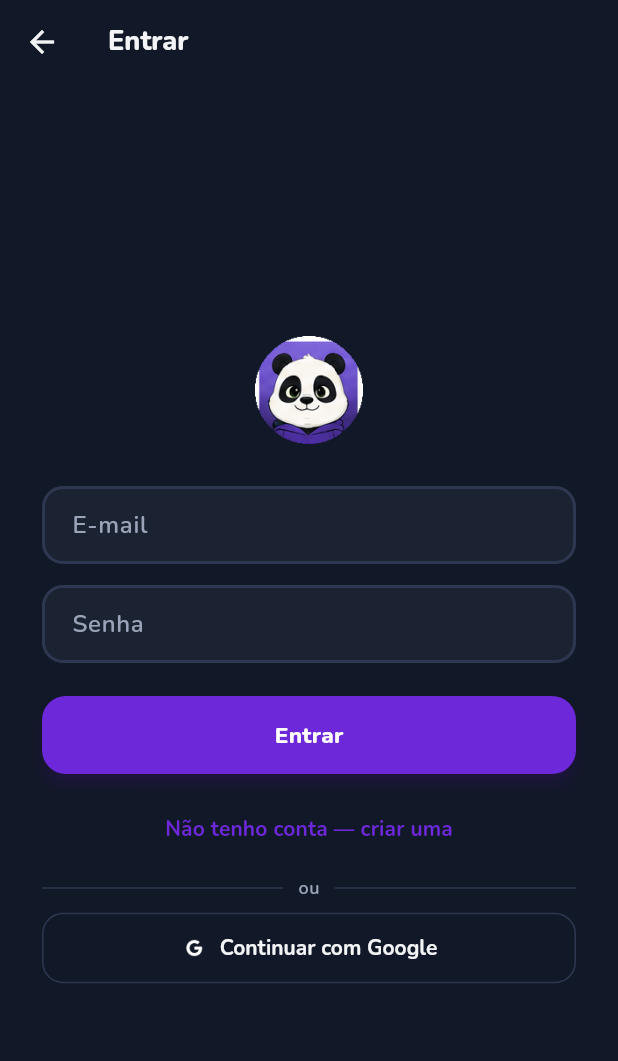
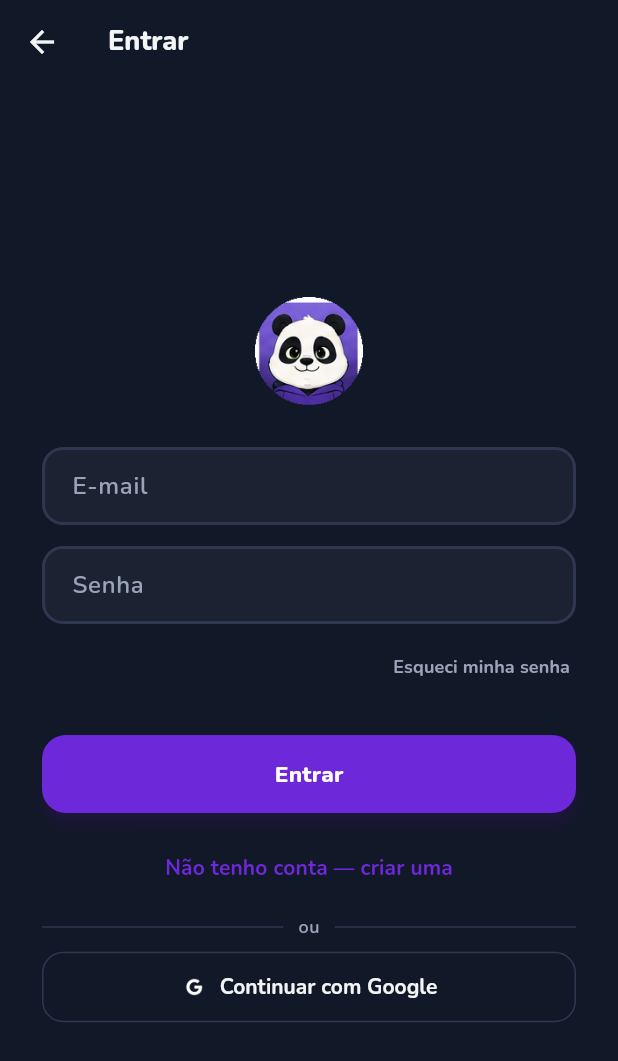
Before and after one commit to fiorentinjoao/certfly, a Flutter app: the LoginScreen screen opened directly, on a phone screen of 412 x 824 dp. Shown: the top 1061 px of the screen. Run offline on Flutter 3.47's test engine with Material 3 defaults, Android fonts, the phone set to English and light mode, and no system bars; our stand-ins replace supabase_flutter; accounts and stored records are empty.

Commit message:
fix(frontend): Google/email login getting stuck on LoginScreen after success
LoginScreen is pushed via Navigator.push on top of the root route
(WelcomeScreen/_AuthGate). When the session changes, the StreamBuilder
in main.dart._AuthGate swaps the ROOT route's widget to MainShell, but
that doesn't pop routes stacked on top of it — so after a successful
login (email/password or Google OAuth), the login form stayed visible
until the user manually pressed back, revealing the already-swapped
MainShell underneath.

Fix: pop back to the first route right after a successful sign-in in
both _submit() and _signInWithGoogle(), so the already-updated root
becomes visible immediately.

Also adds debug logging to _signInWithGoogle() (received callback URL,
each step of the code-for-session exchange, a 20s timeout around
getSessionFromUrl) — used to rule out a PKCE/session-exchange failure
before finding the real cause above; left in place since it's useful
signal for any future OAuth issue.

Co-Authored-By: Claude Sonnet 5 <noreply@anthropic.com>

```diff
--- a/frontend/lib/screens/login_screen.dart
+++ b/frontend/lib/screens/login_screen.dart
@@ -5,6 +5,7 @@ import 'package:flutter/material.dart';
 import 'package:supabase_flutter/supabase_flutter.dart';
 
 import '../theme.dart';
+import 'forgot_password_screen.dart';
 
 /// RF-01: formulário de e-mail/senha — entrar OU criar conta, conforme a
 /// escolha feita na WelcomeScreen (lib/screens/welcome_screen.dart), que é
@@ -69,7 +70,14 @@ class _LoginScreenState extends State<LoginScreen> {
     try {
       if (!_isSignUp) {
         await Supabase.instance.client.auth.signInWithPassword(email: email, password: password);
-        // Sucesso: onAuthStateChange em main.dart cuida da navegação.
+        // A LoginScreen foi empilhada via Navigator.push por cima da rota
+        // raiz (WelcomeScreen/_AuthGate) — quando a sessão muda, o
+        // StreamBuilder em main.dart._AuthGate troca o widget DAQUELA
+        // rota pra MainShell, mas essa troca não fecha rotas empilhadas
+        // por cima dela sozinha. Sem esse pop, a tela de login continua
+        // visível até o usuário voltar manualmente (revelando o app já
+        // trocado por baixo).
+        if (mounted) Navigator.of(context).popUntil((route) => route.isFirst);
       } else {
         final response = await Supabase.instance.client.auth.signUp(
           email: email,
@@ -118,6 +126,7 @@ class _LoginScreenState extends State<LoginScreen> {
         onTimeout: () => throw TimeoutException('sem resposta do navegador'),
       );
       final callbackUri = request.requestedUri;
+      debugPrint('[Google OAuth] callback recebido: $callbackUri');
 
       request.response
         ..statusCode = 200
@@ -125,11 +134,22 @@ class _LoginScreenState extends State<LoginScreen> {
         ..write('<html><body><h2>Pode fechar esta aba e voltar pro CertFly.</h2></body></html>');
       await request.response.close();
 
-      await Supabase.instance.client.auth.getSessionFromUrl(callbackUri);
-      // Sucesso: onAuthStateChange em main.dart cuida da navegação.
+      debugPrint('[Google OAuth] trocando code por sessão...');
+      await Supabase.instance.client.auth
+          .getSessionFromUrl(callbackUri)
+          .timeout(
+            const Duration(seconds: 20),
+            onTimeout: () => throw TimeoutException('exchangeCodeForSession não respondeu em 20s'),
+          );
+      debugPrint('[Google OAuth] sessão obtida com sucesso');
+      // Ver comentário equivalente em _submit(): sem esse pop a tela de
+      // login fica empilhada por cima do MainShell já trocado por baixo.
+      if (mounted) Navigator.of(context).popUntil((route) => route.isFirst);
     } on AuthException catch (e) {
+      debugPrint('[Google OAuth] AuthException: ${e.message}');
       setState(() => _error = _friendlyError(e));
-    } catch (e) {
+    } catch (e, stack) {
+      debugPrint('[Google OAuth] erro inesperado: $e\n$stack');
       setState(() => _error = 'Não consegui completar o login com Google. Tente de novo.');
     } finally {
       await server?.close(force: true);
@@ -177,6 +197,24 @@ class _LoginScreenState extends State<LoginScreen> {
                       validator: (value) =>
                           (value == null || value.length < 6) ? 'Mínimo de 6 caracteres' : null,
                     ),
+                    if (!_isSignUp) ...[
+                      const SizedBox(height: 4),
+                      Align(
+                        alignment: Alignment.centerRight,
+                        child: TextButton(
+                          onPressed: _submitting
+                              ? null
+                              : () => Navigator.of(context).push(
+                                  MaterialPageRoute(builder: (_) => const ForgotPasswordScreen()),
+                                ),
+                          style: TextButton.styleFrom(
+                            padding: const EdgeInsets.symmetric(horizontal: 4),
+                            foregroundColor: AppColors.textDim,
+                          ),
+                          child: const Text('Esqueci minha senha', style: TextStyle(fontSize: 12)),
+                        ),
+                      ),
+                    ],
                     if (_error != null) ...[
                       const SizedBox(height: 14),
                       Text(_error!, style: const TextStyle(color: AppColors.red), textAlign: TextAlign.center),
```
